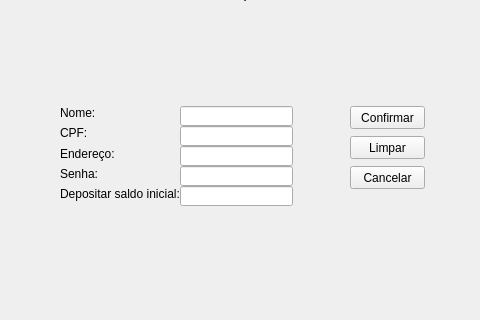
Above: Views/Cadastro.ui from Nakaitsu/atm-python before the change; both pictures show x 0 to 480 and y 84 to 404 of the 595 by 404 pixel window. Below: the same form after it.
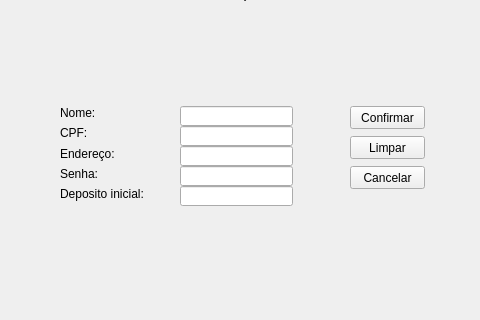
That is the form after the change.

Commit message: Verificação de saldo no cadastro

```diff
--- a/Views/Cadastro.ui
+++ b/Views/Cadastro.ui
@@ -89,7 +89,7 @@
      </rect>
     </property>
     <property name="text">
-     <string>Depositar saldo inicial:</string>
+     <string>Deposito inicial:</string>
     </property>
    </widget>
    <widget class="QPushButton" name="btnConfirmar">
```
The commit also changes 5 other files.
